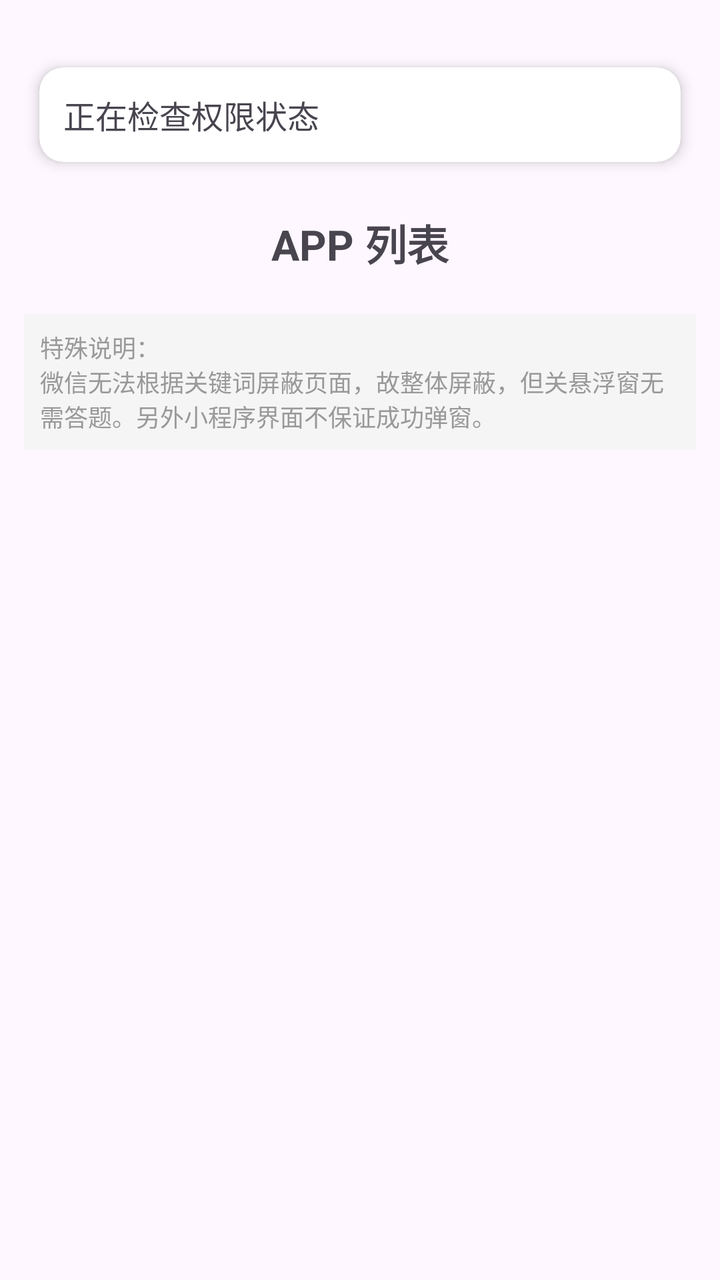
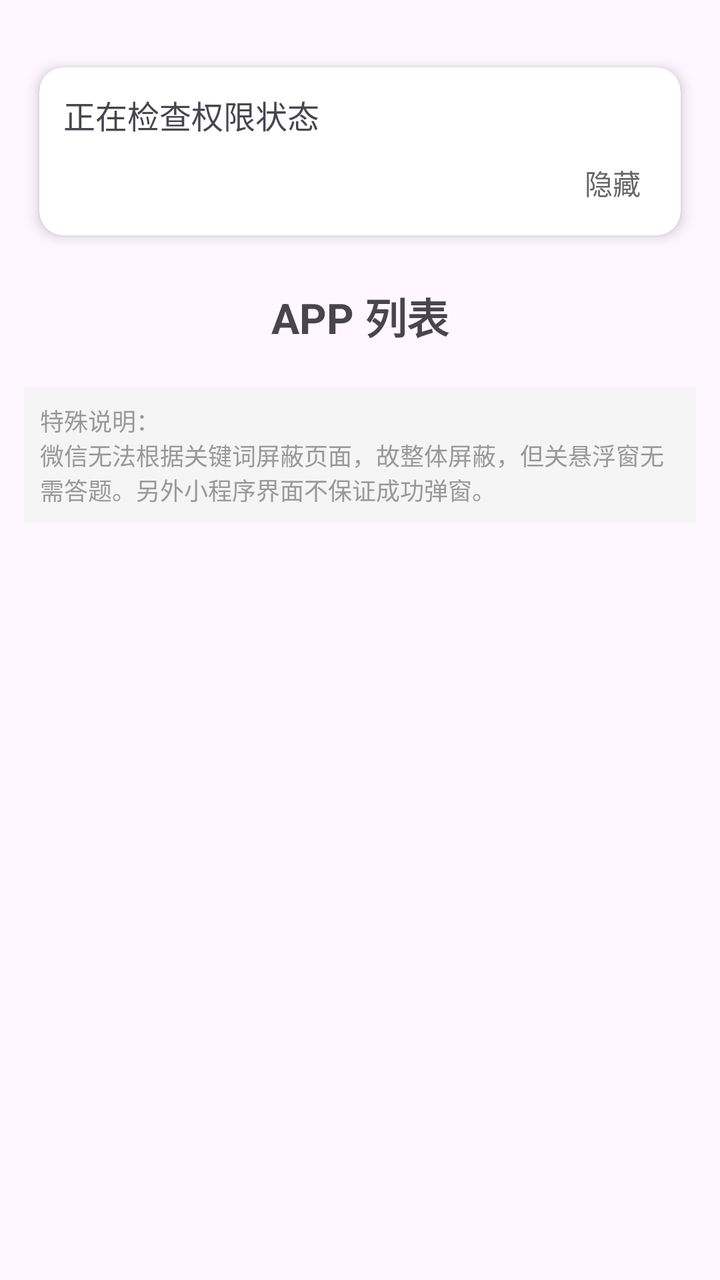

An Android layout rendered at two revisions. The XML below is the earlier revision; the diff shows what the commit changed to produce the second picture.
<!-- AndroidManifest.xml: application theme Theme.Basic -->
<!-- res/layout/fragment_home.xml -->
<?xml version="1.0" encoding="utf-8"?>
<ScrollView xmlns:android="http://schemas.android.com/apk/res/android"
    xmlns:app="http://schemas.android.com/apk/res-auto"
    android:layout_width="match_parent"
    android:layout_height="match_parent"
    android:fillViewport="true">

    <androidx.constraintlayout.widget.ConstraintLayout
        android:layout_width="match_parent"
        android:layout_height="wrap_content"
        android:paddingStart="12dp"
        android:paddingEnd="12dp"
        android:paddingTop="16dp"
        android:paddingBottom="12dp">

        <androidx.cardview.widget.CardView
            android:id="@+id/ll_permissions"
            android:layout_width="0dp"
            android:layout_height="wrap_content"
            android:layout_marginTop="8dp"
            app:cardBackgroundColor="#FFFFFF"
            app:cardCornerRadius="12dp"
            app:cardElevation="4dp"
            app:cardUseCompatPadding="true"
            app:layout_constraintBottom_toTopOf="@+id/ll_apps_header"
            app:layout_constraintEnd_toEndOf="parent"
            app:layout_constraintStart_toStartOf="parent"
            app:layout_constraintTop_toTopOf="parent">

            <LinearLayout
                android:layout_width="match_parent"
                android:layout_height="wrap_content"
                android:baselineAligned="false"
                android:orientation="horizontal"
                android:padding="12dp">

                <TextView
                    android:id="@+id/tv_description"
                    android:layout_width="0dp"
                    android:layout_height="wrap_content"
                    android:layout_weight="3"
                    android:text="正在检查权限状态"
                    android:textAlignment="viewStart"
                    android:textSize="16sp" />

                <TextView
                    android:id="@+id/tv_optional_permissions"
                    android:layout_width="0dp"
                    android:layout_height="wrap_content"
                    android:layout_marginStart="16dp"
                    android:layout_weight="2"
                    android:textAlignment="viewStart"
                    android:textSize="16sp" />

            </LinearLayout>

        </androidx.cardview.widget.CardView>

        <LinearLayout
            android:id="@+id/ll_apps_header"
            android:layout_width="0dp"
            android:layout_height="wrap_content"
            android:layout_marginTop="15dp"
            android:orientation="horizontal"
            android:gravity="center_vertical"
            app:layout_constraintEnd_toEndOf="parent"
            app:layout_constraintStart_toStartOf="parent"
            app:layout_constraintTop_toBottomOf="@id/ll_permissions">

            <TextView
                android:id="@+id/tv_apps_subtitle"
                android:layout_width="match_parent"
                android:layout_height="wrap_content"
                android:text="APP 列表"
                android:textSize="21sp"
                android:textStyle="bold"
                android:gravity="center" />

        </LinearLayout>

        <androidx.recyclerview.widget.RecyclerView
            android:id="@+id/rv_app_cards"
            android:layout_width="0dp"
            android:layout_height="wrap_content"
            android:layout_marginTop="4dp"
            android:layout_marginBottom="4dp"
            android:nestedScrollingEnabled="false"
            app:layout_constraintEnd_toEndOf="parent"
            app:layout_constraintStart_toStartOf="parent"
            app:layout_constraintTop_toBottomOf="@+id/ll_apps_header"
            app:layout_constraintBottom_toTopOf="@+id/tv_remark" />

        <TextView
            android:id="@+id/tv_remark"
            android:layout_width="0dp"
            android:layout_height="wrap_content"
            android:layout_marginTop="16dp"
            android:text="特殊说明：\n微信无法根据关键词屏蔽页面，故整体屏蔽，但关悬浮窗无需答题。另外小程序界面不保证成功弹窗。"
            android:textSize="12sp"
            android:textColor="#999999"
            android:gravity="left"
            android:padding="8dp"
            android:background="#F5F5F5"
            app:layout_constraintEnd_toEndOf="parent"
            app:layout_constraintStart_toStartOf="parent"
            app:layout_constraintTop_toBottomOf="@+id/rv_app_cards" />

    </androidx.constraintlayout.widget.ConstraintLayout>

</ScrollView>
<!-- resources referenced by this layout -->
<resources>
  <style name="Theme.Basic" parent="Base.Theme.Basic" />
  <style name="Base.Theme.Basic" parent="Theme.Material3.DayNight.NoActionBar">
          
          
      </style>
</resources>

<!-- the commit's change to res/layout/fragment_home.xml (unified diff, before → after) -->
@@ -30,27 +30,78 @@
             <LinearLayout
                 android:layout_width="match_parent"
                 android:layout_height="wrap_content"
-                android:baselineAligned="false"
-                android:orientation="horizontal"
-                android:padding="12dp">
+                android:orientation="vertical">
+
+                <LinearLayout
+                    android:id="@+id/ll_permission_expanded"
+                    android:layout_width="match_parent"
+                    android:layout_height="wrap_content"
+                    android:baselineAligned="false"
+                    android:orientation="vertical"
+                    android:padding="12dp">
+
+                    <LinearLayout
+                        android:layout_width="match_parent"
+                        android:layout_height="wrap_content"
+                        android:baselineAligned="false"
+                        android:orientation="horizontal">
+
+                        <TextView
+                            android:id="@+id/tv_description"
+                            android:layout_width="0dp"
+                            android:layout_height="wrap_content"
+                            android:layout_weight="3"
+                            android:text="正在检查权限状态"
+                            android:textAlignment="viewStart"
+                            android:textSize="16sp" />
+
+                        <TextView
+                            android:id="@+id/tv_optional_permissions"
+                            android:layout_width="0dp"
+                            android:layout_height="wrap_content"
+                            android:layout_marginStart="16dp"
+                            android:layout_weight="2"
+                            android:textAlignment="viewStart"
+                            android:textSize="16sp" />
+
+                    </LinearLayout>
+
+                    <TextView
+                        android:id="@+id/tv_hide_permissions"
+                        android:layout_width="wrap_content"
+                        android:layout_height="wrap_content"
+                        android:layout_gravity="end"
+                        android:layout_marginTop="8dp"
+                        android:background="?attr/selectableItemBackgroundBorderless"
+                        android:clickable="true"
+                        android:focusable="true"
+                        android:paddingStart="8dp"
+                        android:paddingTop="4dp"
+                        android:paddingEnd="8dp"
+                        android:paddingBottom="4dp"
+                        android:text="隐藏"
+                        android:textColor="#666666"
+                        android:textSize="14sp" />
+
+                </LinearLayout>
 
                 <TextView
-                    android:id="@+id/tv_description"
-                    android:layout_width="0dp"
+                    android:id="@+id/tv_show_permissions"
+                    android:layout_width="wrap_content"
                     android:layout_height="wrap_content"
-                    android:layout_weight="3"
-                    android:text="正在检查权限状态"
-                    android:textAlignment="viewStart"
-                    android:textSize="16sp" />
-
-                <TextView
-                    android:id="@+id/tv_optional_permissions"
-                    android:layout_width="0dp"
-                    android:layout_height="wrap_content"
-                    android:layout_marginStart="16dp"
-                    android:layout_weight="2"
-                    android:textAlignment="viewStart"
-                    android:textSize="16sp" />
+                    android:layout_gravity="center"
+                    android:background="?attr/selectableItemBackground"
+                    android:clickable="true"
+                    android:focusable="true"
+                    android:paddingStart="20dp"
+                    android:paddingTop="12dp"
+                    android:paddingEnd="20dp"
+                    android:paddingBottom="12dp"
+                    android:text="查看权限状态"
+                    android:textColor="#333333"
+                    android:textSize="16sp"
+                    android:textStyle="bold"
+                    android:visibility="gone" />
 
             </LinearLayout>
 
